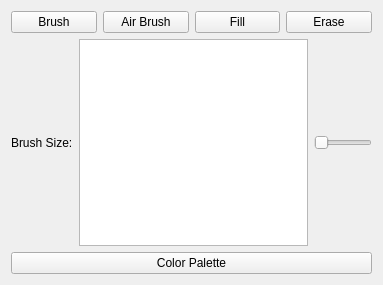
Above: brushproperties.ui from zxjorge/SpriteED before the change. Below: the same form after it.
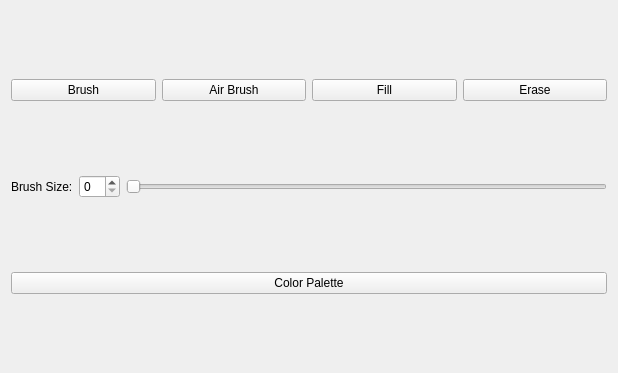
That is the form after the change.

Commit message: Connected slider to number box.

Patch:
```diff
--- a/brushproperties.ui
+++ b/brushproperties.ui
@@ -6,8 +6,8 @@
    <rect>
     <x>0</x>
     <y>0</y>
-    <width>383</width>
-    <height>285</height>
+    <width>618</width>
+    <height>373</height>
    </rect>
   </property>
   <property name="windowTitle">
@@ -48,6 +48,9 @@
    </item>
    <item>
     <layout class="QHBoxLayout" name="horizontalLayout_3">
+     <property name="spacing">
+      <number>6</number>
+     </property>
      <item>
       <widget class="QLabel" name="brushSizeLabel">
        <property name="text">
@@ -56,14 +59,7 @@
       </widget>
      </item>
      <item>
-      <widget class="QTextEdit" name="brushSizeTextBox">
-       <property name="baseSize">
-        <size>
-         <width>0</width>
-         <height>0</height>
-        </size>
-       </property>
-      </widget>
+      <widget class="QSpinBox" name="spinBox"/>
      </item>
      <item>
       <widget class="QSlider" name="brushSizeSlider">
```
Left out of the diff: 35 changed lines with no effect on the pictures. The commit also changes 1 other file.
